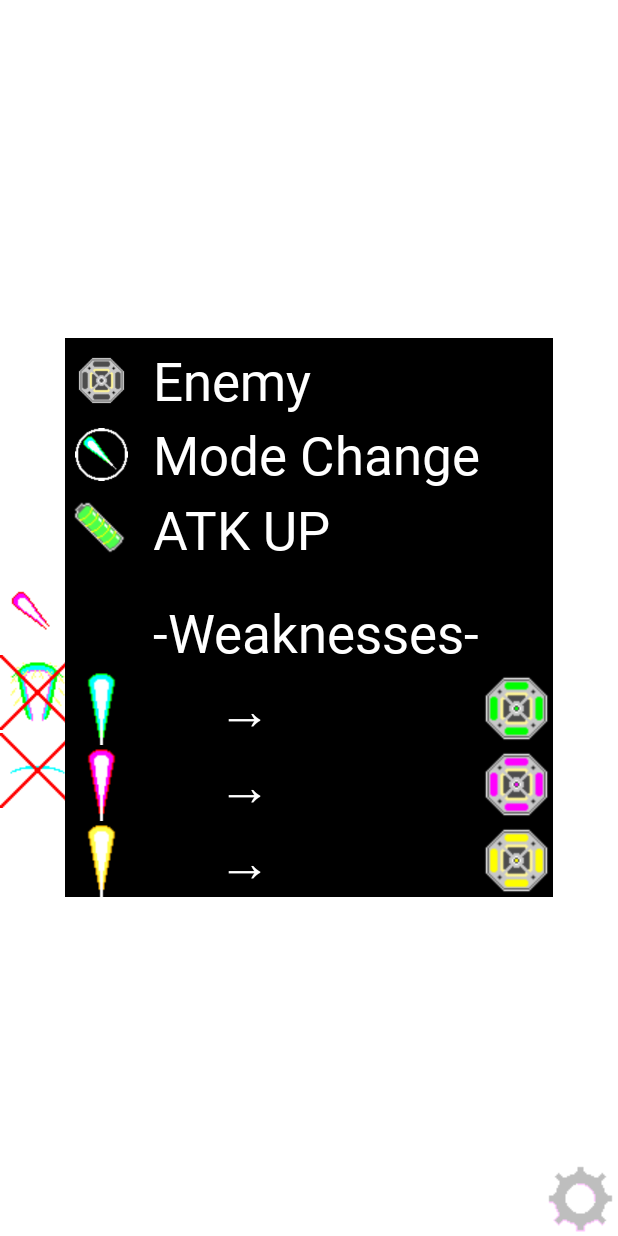
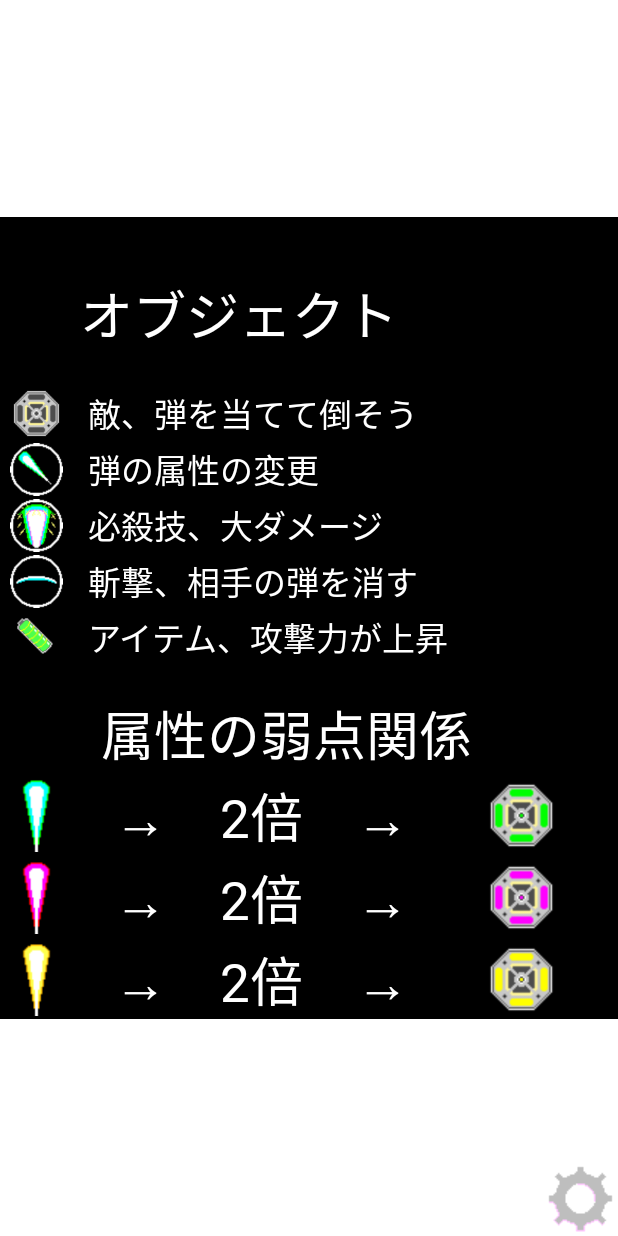
Before and after one commit to Ag-2O/Shooting, an Android app: the MainActivity screen opened directly, with no data from a screen before it, after a tap on an icon or button, on a phone screen of 412 x 824 dp. Run offline under Robolectric (Android 15) with nearby library versions, the phone set to English and light mode, and no system bars; 3 other taps on this screen came first.

Commit message:
add tutorial

```diff
--- a/app/src/main/java/com/my_first_game/Enemy.java
+++ b/app/src/main/java/com/my_first_game/Enemy.java
@@ -4,16 +4,11 @@ package com.my_first_game;
     敵オブジェクト
  */
 
-import java.util.ArrayList;
 import java.util.Random;
-
 import android.graphics.Bitmap;
 import android.graphics.Canvas;
-import android.graphics.Color;
-import android.graphics.Paint;
 import android.graphics.Rect;
 import android.graphics.drawable.BitmapDrawable;
-import android.util.Log;
 
 public class Enemy extends Object{
     private int moveNum = 0;        // 行動制御する変数
--- a/app/src/main/java/com/my_first_game/EnemyBullet.java
+++ b/app/src/main/java/com/my_first_game/EnemyBullet.java
@@ -8,9 +8,6 @@ import android.graphics.Bitmap;
 import android.graphics.Canvas;
 import android.graphics.Rect;
 import android.graphics.drawable.BitmapDrawable;
-import android.util.Log;
-
-import java.util.ArrayList;
 
 public class EnemyBullet extends Object{
     public boolean isTrack = false;             // 追尾弾を撃つかどうか
@@ -58,7 +55,6 @@ public class EnemyBullet extends Object{
         objectType = 5;
         isTrack = true;
         bulletAngle = (int) utils.getAngle(centerX, centerY, destinationX, destinationY) + 90;
-        //Log.d("enemyBullet","bulletAngle: "+bulletAngle);
     }
 
     @Override
--- a/app/src/main/java/com/my_first_game/Explosion.java
+++ b/app/src/main/java/com/my_first_game/Explosion.java
@@ -8,8 +8,6 @@ import android.graphics.Bitmap;
 import android.graphics.Canvas;
 import android.graphics.Rect;
 import android.graphics.drawable.BitmapDrawable;
-
-import java.util.ArrayList;
 
 public class Explosion extends Object{
     // コンストラクタ
--- a/app/src/main/java/com/my_first_game/GameView.java
+++ b/app/src/main/java/com/my_first_game/GameView.java
@@ -6,7 +6,6 @@ package com.my_first_game;
 
 import java.util.ArrayList;
 import java.util.Random;
-
 import android.content.Context;
 import android.content.res.Resources;
 import android.graphics.Bitmap;
@@ -18,7 +17,6 @@ import android.graphics.Rect;
 import android.media.AudioAttributes;
 import android.media.SoundPool;
 import android.util.AttributeSet;
-import android.util.Log;
 import android.view.MotionEvent;
 import android.view.SurfaceHolder;
 import android.view.SurfaceView;
@@ -110,19 +108,16 @@ public class GameView extends SurfaceView implements SurfaceHolder.Callback,Runn
 
     // SurfaceViewが作られる時に実行される
     public void surfaceCreated(SurfaceHolder arg0) {
-        Log.d("MainLoop", "surfaceCreated");
         thread.start();     // スレッドスタート
     }
 
     // SurfaceViewが更新される時に実行される
     public void surfaceChanged(SurfaceHolder arg0, int arg1, int arg2, int arg3) {
-        Log.d("MainLoop", "surfaceChanged");
         arg0.setFixedSize(arg2,arg3);
     }
 
     // SurfaceViewが破壊される時に実行される
     public void surfaceDestroyed(SurfaceHolder arg0) {
-        Log.d("MainLoop", "surfaceDestroyed");
         boolean retry = true;
         while(retry){
             try{
@@ -130,6 +125,14 @@ public class GameView extends SurfaceView implements SurfaceHolder.Callback,Runn
                 retry = false;
             } catch (InterruptedException e){}
         }
+
+        // BGMの停止
+        ma.runOnUiThread(new Runnable() {
+            @Override
+            public void run() {
+                ma.stopBGM();
+            }
+        });
     }
 
     /*
@@ -178,9 +181,9 @@ public class GameView extends SurfaceView implements SurfaceHolder.Callback,Runn
         //TODO: 爆発のアニメーションを作れ
         for(int i = 0; i < 4; i++){
             if(i == 0) explosionBits[i] = BitmapFactory.decodeResource(resources, R.drawable.explosion);
-            if(i == 1) explosionBits[i] = BitmapFactory.decodeResource(resources, R.drawable.explosion);
-            if(i == 2) explosionBits[i] = BitmapFactory.decodeResource(resources, R.drawable.explosion);
-            if(i == 3) explosionBits[i] = BitmapFactory.decodeResource(resources, R.drawable.explosion);
+            if(i == 1) explosionBits[i] = BitmapFactory.decodeResource(resources, R.drawable.explosion2);
+            if(i == 2) explosionBits[i] = BitmapFactory.decodeResource(resources, R.drawable.explosion3);
+            if(i == 3) explosionBits[i] = BitmapFactory.decodeResource(resources, R.drawable.explosion4);
         }
     }
 
@@ -207,31 +210,32 @@ public class GameView extends SurfaceView implements SurfaceHolder.Callback,Runn
     // プレイヤーオブジェクトの生成
     public void generatePlayer(){
         object.add(new Player(displayWidth, displayHeight));
-        object.get(0).objectInit(playerBit, displayWidth / 2, displayHeight / 2, 0, 0,
+        object.get(0).objectInit(playerBit, displayWidth / 2, displayHeight * 3 / 4, 0, 0,
                 playerBit.getWidth(), playerBit.getHeight(), 0);
     }
 
     //ゲームの初期設定
     public void setGameSetting(){
         itemCount = 1;                          // アイテムのカウント
-        isTap = false;                          // タップしているかどうか
         gameCount = 0;                          // ゲームの時間
         gameScore = 0;                          // ゲームスコア
         popTime = 200;                          // 敵が湧く間隔
         popCount = 7;                           // 敵が湧く量
-        isGameOver = false;                     // ゲームオーバーかどうか
-        isGameClear = false;                    // ゲームクリアかどうか
         bossTime = 1600;                        // ボスが出現する時間
-        isLiveBoss = false;                     // ボスが生存しているかどうか
         playerATK = 1;                          // 攻撃力
         level = 1;                              // ゲームレベル
         bossMAXHP = 3000;                       // ボスの最大体力
-        bulletFlag = true;                      // 射撃フラグ
         bulletTime = 40;                        // 射撃間隔
-        isTap = false;                          // タップ状態
+        gameCount = 0;                          // ゲーム時間の初期化
         pastEventX = (int)(displayWidth / 2);   // タップの初期位置
         pastEventY = (int)(displayHeight / 2);  // タップの初期位置
-        gameCount = 0;                          // ゲーム時間の初期化
+
+        isTap = false;                          // タップしているかどうか
+        isGameOver = false;                     // ゲームオーバーかどうか
+        isGameClear = false;                    // ゲームクリアかどうか
+        isLiveBoss = false;                     // ボスが生存しているかどうか
+        bulletFlag = true;                      // 射撃フラグ
+        isTap = false;                          // タップ状態
     }
 
     /*
@@ -239,9 +243,6 @@ public class GameView extends SurfaceView implements SurfaceHolder.Callback,Runn
                                    メインループ
     ##########################################################################
      */
-
-    //TODO: ゲームレベルの表示
-    //TODO: チュートリアルの追加
 
     public void run(){
         Canvas canvas;              // 描画するためのキャンパス
@@ -386,6 +387,7 @@ public class GameView extends SurfaceView implements SurfaceHolder.Callback,Runn
                 ma.updateAttack(playerATK);         // 攻撃力の更新
                 ma.updateLevel(level);              // ゲームレベルの更新
                 if(!isLiveBoss) ma.hideHealth();    // ボスのHPバーの削除
+                if(isTap) ma.closedTutorial();      // テキストの消去
             }
         });
     }
--- a/app/src/main/java/com/my_first_game/Item.java
+++ b/app/src/main/java/com/my_first_game/Item.java
@@ -4,8 +4,6 @@ import android.graphics.Bitmap;
 import android.graphics.Canvas;
 import android.graphics.Rect;
 import android.graphics.drawable.BitmapDrawable;
-
-import java.util.ArrayList;
 
 public class Item extends Object{
     // コンストラクタ
--- a/app/src/main/java/com/my_first_game/MainActivity.java
+++ b/app/src/main/java/com/my_first_game/MainActivity.java
@@ -1,36 +1,24 @@
 package com.my_first_game;
 
+/*
+    メイン画面
+ */
+
 import androidx.appcompat.app.AppCompatActivity;
-
 import android.content.Intent;
-import android.content.res.Resources;
-import android.graphics.Bitmap;
-import android.graphics.BitmapFactory;
-import android.graphics.Point;
 import android.media.AudioAttributes;
 import android.media.MediaPlayer;
 import android.media.SoundPool;
 import android.os.Bundle;
 import android.graphics.PixelFormat;
-import android.provider.ContactsContract;
-import android.util.Log;
 import android.view.Display;
-import android.view.SurfaceView;
 import android.view.View;
-import android.view.ViewTreeObserver;
 import android.view.Window;
 import android.view.WindowManager;
-import android.widget.Button;
 import android.widget.ImageButton;
 import android.widget.ProgressBar;
 import android.widget.TableLayout;
 import android.widget.TextView;
-
-import java.lang.reflect.Method;
-
-/*
-    メイン画面
- */
 
 public class MainActivity extends AppCompatActivity {
     public int gvWidth, gvHeight;       // 画面幅と高さ
@@ -230,13 +218,14 @@ public class MainActivity extends AppCompatActivity {
 
     // ゲームレベルの表示
     public void updateLevel(int level){
-        TextView attackText = (TextView) findViewById(R.id.leveltext);
-        attackText.setText(" Level: "+level);
+        TextView levelText = (TextView) findViewById(R.id.leveltext);
+        levelText.setText(" Level: "+level);
     }
 
-    //TODO: チュートリアル表示
-    public void displayTutorial(){
-
+    // チュートリアル表示
+    public void closedTutorial(){
+        TextView tutorialText = (TextView) findViewById(R.id.tutorialtext);
+        tutorialText.setVisibility(View.GONE);
     }
 
     /*
@@ -279,12 +268,21 @@ public class MainActivity extends AppCompatActivity {
     // プレイヤーが被弾したらリザルトへ
     public void toResult(int score, int clearType){
         // bgmの停止
-        mediaPlayer.stop();
-        mediaPlayer.release();
+        stopBGM();
 
         Intent intent = new Intent(getApplicationContext(),ResultActivity.class);
         intent.putExtra("SCORE",score);
         intent.putExtra("CLEAR_TYPE",clearType);
         startActivity(intent);
     }
+
+    // bgmの停止
+    public void stopBGM(){
+        mediaPlayer.stop();
+        mediaPlayer.release();
+    }
+
+    // 戻るボタンの無効化
+    @Override
+    public void onBackPressed() {}
 }
--- a/app/src/main/java/com/my_first_game/Object.java
+++ b/app/src/main/java/com/my_first_game/Object.java
@@ -8,11 +8,7 @@ package com.my_first_game;
 import android.graphics.Bitmap;
 import android.graphics.Canvas;
 import android.graphics.Rect;
-import android.graphics.drawable.BitmapDrawable;
 import android.graphics.drawable.Drawable;
-import android.util.Log;
-
-import java.util.ArrayList;
 
 public abstract class Object {
     public Utils utils = new Utils();
@@ -27,8 +23,6 @@ public abstract class Object {
     public int bulletAngle;                     // 弾の画像の角度
     public Rect hitRange;                       // オブジェクトの当たり判定
     public int objectType;                      // オブジェクトの種類
-    public boolean isSpecial = false;           // 必殺を撃つかどうか
-    public boolean isSlashing = false;          // 斬撃を撃つかどうか
 
     // 爆発
     public Drawable[] explosions = new Drawable[4];
--- a/app/src/main/java/com/my_first_game/Player.java
+++ b/app/src/main/java/com/my_first_game/Player.java
@@ -8,8 +8,6 @@ import android.graphics.Rect;
 import android.graphics.Bitmap;
 import android.graphics.Canvas;
 import android.graphics.drawable.BitmapDrawable;
-
-import java.util.ArrayList;
 
 public class Player extends Object{
     // コンストラクタ
@@ -24,8 +22,6 @@ public class Player extends Object{
     @Override
     public void objectInit(Bitmap bitImage, float x, float y, float sx, float sy, int imgw, int imgh, int bs){
         image = new BitmapDrawable(bitImage);
-        //centerX = utils.setSizeX(displayWidth,x);
-        //centerY = utils.setSizeY(displayHeight,y);
         centerX = x;
         centerY = y;
         speedX = sx;
--- a/app/src/main/java/com/my_first_game/PlayerBullet.java
+++ b/app/src/main/java/com/my_first_game/PlayerBullet.java
@@ -4,14 +4,10 @@ package com.my_first_game;
     自分が発射した弾オブジェクト
  */
 
-
 import android.graphics.Rect;
 import android.graphics.Bitmap;
 import android.graphics.Canvas;
 import android.graphics.drawable.BitmapDrawable;
-import android.util.Log;
-
-import java.util.ArrayList;
 
 public class PlayerBullet extends Object {
     public double size = 0.5;       // 弾の倍率
--- a/app/src/main/java/com/my_first_game/ResultActivity.java
+++ b/app/src/main/java/com/my_first_game/ResultActivity.java
@@ -5,7 +5,6 @@ package com.my_first_game;
  */
 
 import androidx.appcompat.app.AppCompatActivity;
-
 import android.content.Intent;
 import android.content.SharedPreferences;
 import android.os.Bundle;
@@ -54,4 +53,8 @@ public class ResultActivity extends AppCompatActivity {
     public void tryAgain(View view){
         startActivity(new Intent(getApplicationContext(), MainActivity.class));
     }
+
+    // 戻るボタンの無効化
+    @Override
+    public void onBackPressed() { }
 }
--- a/app/src/main/java/com/my_first_game/StartActivity.java
+++ b/app/src/main/java/com/my_first_game/StartActivity.java
@@ -1,7 +1,6 @@
 package com.my_first_game;
 
 import androidx.appcompat.app.AppCompatActivity;
-
 import android.os.Bundle;
 import android.content.Intent;
 import android.view.View;
--- a/app/src/main/java/com/my_first_game/Utils.java
+++ b/app/src/main/java/com/my_first_game/Utils.java
@@ -8,22 +8,9 @@ import android.graphics.Canvas;
 import android.graphics.Color;
 import android.graphics.Paint;
 import android.graphics.Rect;
-import android.media.MediaPlayer;
-import android.util.Log;
-
-import java.security.spec.ECField;
-import java.util.ArrayList;
 
 public class Utils {
-    // 変数ズ
-    static public final float screenWidth = 1080;
-    static public final float screenHeight = 2148;
     private static final double PIE = 3.14159226;
-
-    // 座標と画像が重なっているかどうか
-    public boolean isRectOverlap(int x, int y, Rect img){
-        return (img.left < x && img.top < y && img.right > x && img.bottom > y);
-    }
 
     // ラジアンへ
     public double toRadian(double deg){
@@ -40,10 +27,4 @@ public class Utils {
         Paint paint = new Paint();
         paint.setColor(Color.RED);
     }
-
-    // 効果音再生
-    public void playSound(MediaPlayer mp){
-        mp.seekTo(0);
-        mp.start();
-    }
 }
--- a/app/src/main/res/layout/activity_main.xml
+++ b/app/src/main/res/layout/activity_main.xml
@@ -126,6 +126,19 @@
         android:textColor="@color/white"
         android:textSize="10pt" />
 
+    <!-- チュートリアル表示 -->
+    <TextView
+        android:id="@+id/tutorialtext"
+        android:text=" 自機をスワイプ!"
+        android:layout_width="85pt"
+        android:layout_height="14pt"
+        android:layout_centerHorizontal="true"
+        android:layout_centerVertical="true"
+        android:textColor="@color/white"
+        android:background="@drawable/black"
+        android:textSize="10pt" />
+
+
     <!-- POSE -->
     <TextView
         android:id="@+id/pose"
@@ -149,6 +162,31 @@
         android:background="@color/black">
 
         <TableRow
+            android:layout_height="wrap_content"
+            android:layout_marginTop="20dp"
+            android:gravity="center_vertical"/>
+
+        <ImageView
+            android:layout_width="8pt"
+            android:layout_height="8pt"
+            android:src="@drawable/black" />
+
+        <TextView
+            android:layout_width="wrap_content"
+            android:layout_height="wrap_content"
+            android:paddingLeft="10dp"
+            android:text="     オブジェクト "
+            android:textColor="@color/white"
+            android:textSize="16pt" />
+
+        <ImageView
+            android:layout_width="8pt"
+            android:layout_height="8pt"
+            android:src="@drawable/black" />
+
+
+
+        <TableRow
             android:layout_marginTop="2pt"
             android:gravity="center_vertical">
 
@@ -161,9 +199,9 @@
                 android:layout_width="wrap_content"
                 android:layout_height="wrap_content"
                 android:paddingLeft="10dp"
-                android:text="Enemy"
+                android:text="敵、弾を当てて倒そう"
                 android:textColor="@color/white"
-                android:textSize="16pt" />
+                android:textSize="10pt" />
         </TableRow>
 
         <TableRow
@@ -179,9 +217,9 @@
                 android:layout_width="wrap_content"
                 android:layout_height="wrap_content"
                 android:paddingLeft="10dp"
-                android:text="Mode Change"
+                android:text="弾の属性の変更"
                 android:textColor="@color/white"
-                android:textSize="16pt" />
+                android:textSize="10pt" />
         </TableRow>
 
         <TableRow
@@ -190,18 +228,57 @@
             android:gravity="center_vertical">
 
             <ImageView
-                android:layout_width="22pt"
-                android:layout_height="22pt"
+                android:layout_width="16pt"
+                android:layout_height="16pt"
+                android:src="@drawable/buttons_special" />
+
+            <TextView
+                android:layout_width="wrap_content"
+                android:layout_height="wrap_content"
+                android:paddingLeft="10dp"
+                android:text="必殺技、大ダメージ"
+                android:textColor="@color/white"
+                android:textSize="10pt" />
+        </TableRow>
+
+        <TableRow
+            android:layout_height="wrap_content"
+            android:layout_marginTop="2dp"
+            android:gravity="center_vertical">
+
+            <ImageView
+                android:layout_width="16pt"
+                android:layout_height="16pt"
+                android:src="@drawable/buttons_slashing" />
+
+            <TextView
+                android:layout_width="wrap_content"
+                android:layout_height="wrap_content"
+                android:paddingLeft="10dp"
+                android:text="斬撃、相手の弾を消す"
+                android:textColor="@color/white"
+                android:textSize="10pt" />
+        </TableRow>
+
+        <TableRow
+            android:layout_height="wrap_content"
+            android:layout_marginTop="2dp"
+            android:gravity="center_vertical">
+
+            <ImageView
+                android:layout_width="16pt"
+                android:layout_height="16pt"
                 android:src="@drawable/items_energy" />
 
             <TextView
                 android:layout_width="wrap_content"
                 android:layout_height="wrap_content"
                 android:paddingLeft="10dp"
-                android:text="ATK UP"
+                android:text="アイテム、攻撃力が上昇"
                 android:textColor="@color/white"
-                android:textSize="16pt" />
+                android:textSize="10pt" />
         </TableRow>
+
 
         <TableRow
             android:layout_height="wrap_content"
@@ -217,7 +294,7 @@
                 android:layout_width="wrap_content"
                 android:layout_height="wrap_content"
                 android:paddingLeft="10dp"
-                android:text="-Weaknesses-"
+                android:text=" 属性の弱点関係 "
                 android:textColor="@color/white"
                 android:textSize="16pt" />
 
@@ -242,7 +319,7 @@
                 android:layout_width="wrap_content"
                 android:layout_height="wrap_content"
                 android:paddingLeft="10dp"
-                android:text="     →"
+                android:text="  →　2倍　→"
                 android:textColor="@color/white"
                 android:textSize="16pt" />
 
@@ -266,7 +343,7 @@
                 android:layout_width="wrap_content"
                 android:layout_height="wrap_content"
                 android:paddingLeft="10dp"
-                android:text="     →"
+                android:text="  →　2倍　→"
                 android:textColor="@color/white"
                 android:textSize="16pt" />
 
@@ -290,7 +367,7 @@
                 android:layout_width="wrap_content"
                 android:layout_height="wrap_content"
                 android:paddingLeft="10dp"
-                android:text="     →"
+                android:text="  →　2倍　→"
                 android:textColor="@color/white"
                 android:textSize="16pt" />
 
```
Also changed, not shown: app/src/main/java/com/my_first_game/Boss.java (+0 -10 lines), app/src/main/res/drawable/explosion2.png (added), app/src/main/res/drawable/explosion3.png (added), app/src/main/res/drawable/explosion4.png (added), 1 other file.
